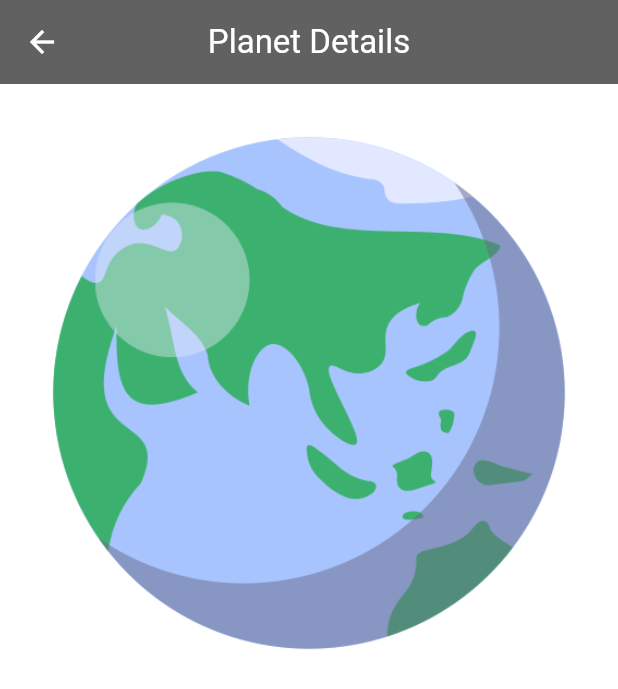
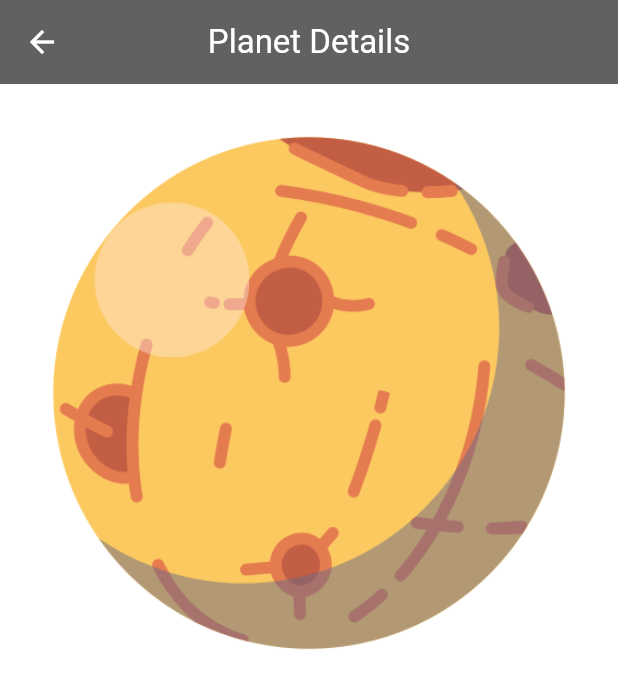
Before and after one commit to elmejorgamer1205/EjerciciosDesdeCasaCarmelo, a Flutter app: the PlanetsScreen screen opened directly, after a tap on "Mercury", on a phone screen of 412 x 824 dp. Shown: the top 689 px of the screen. Run offline on Flutter 3.47's test engine with Material 3 defaults, Android fonts, the phone set to English and light mode, and no system bars.

Commit message:
5º Iteración

```diff
--- a/lib/Solar System/PlanetDetailScreen.dart
+++ b/lib/Solar System/PlanetDetailScreen.dart
@@ -1,7 +1,10 @@
 import 'package:flutter/material.dart';
+import 'Planet.dart';
 
 class PlanetDetailsScreen extends StatelessWidget {
-  const PlanetDetailsScreen({super.key});
+  final Planet planet;
+
+  const PlanetDetailsScreen({super.key, required this.planet});
 
   @override
   Widget build(BuildContext context) {
@@ -19,7 +22,7 @@ class PlanetDetailsScreen extends StatelessWidget {
       body: Padding(
         padding: const EdgeInsets.all(20.0),
         child: Image.asset(
-          'assets/images/png/earth.png',
+          planet.image,
           width: double.infinity,
           fit: BoxFit.contain,
         ),
--- a/lib/Solar System/PlanetsScreen.dart
+++ b/lib/Solar System/PlanetsScreen.dart
@@ -1,4 +1,4 @@
-import 'package:ejercicios_desde_casa_carmelo/Solar%20System/planet.dart';
+import 'package:ejercicios_desde_casa_carmelo/Solar%20System/Planet.dart';
 import 'package:ejercicios_desde_casa_carmelo/Solar%20System/planet_data.dart';
 import 'package:flutter/material.dart';
 import 'PlanetDetailScreen.dart';
@@ -57,7 +57,7 @@ class PlanetsScreen extends StatelessWidget {
               Navigator.push(
                 context,
                 MaterialPageRoute(
-                  builder: (context) => const PlanetDetailsScreen(),
+                  builder: (context) => PlanetDetailsScreen(planet: planet,),
                 ),
               );
             },
--- a/lib/Solar System/planet_data.dart
+++ b/lib/Solar System/planet_data.dart
@@ -1,4 +1,4 @@
-import 'package:ejercicios_desde_casa_carmelo/Solar%20System/planet.dart';
+import 'package:ejercicios_desde_casa_carmelo/Solar%20System/Planet.dart';
 
 class PlanetsData {
   static List<Planet> getPlanets(){
@@ -6,6 +6,11 @@ class PlanetsData {
       Planet(name: "Mercury", distance: "57.9 Millones Km", image: "assets/images/png/mercury.png"),
       Planet(name: "Venus", distance: "108.2 Millones km", image: "assets/images/png/venus.png"),
       Planet(name: "Earth", distance: "108.2 Millones km", image: "assets/images/png/earth.png"),
+      Planet(name: "Mars", distance: "108.2 Millones km", image: "assets/images/png/mars.png"),
+      Planet(name: "Jupiter", distance: "108.2 Millones km", image: "assets/images/png/jupiter.png"),
+      Planet(name: "Saturn", distance: "108.2 Millones km", image: "assets/images/png/saturn.png"),
+      Planet(name: "Uranus", distance: "108.2 Millones km", image: "assets/images/png/uranus.png"),
+      Planet(name: "Neptune", distance: "108.2 Millones km", image: "assets/images/png/neptune.png"),
     ];
   }
 }
```
Also changed, not shown: lib/Solar System/Planet.dart (renamed from lib/Solar System/planet.dart).
